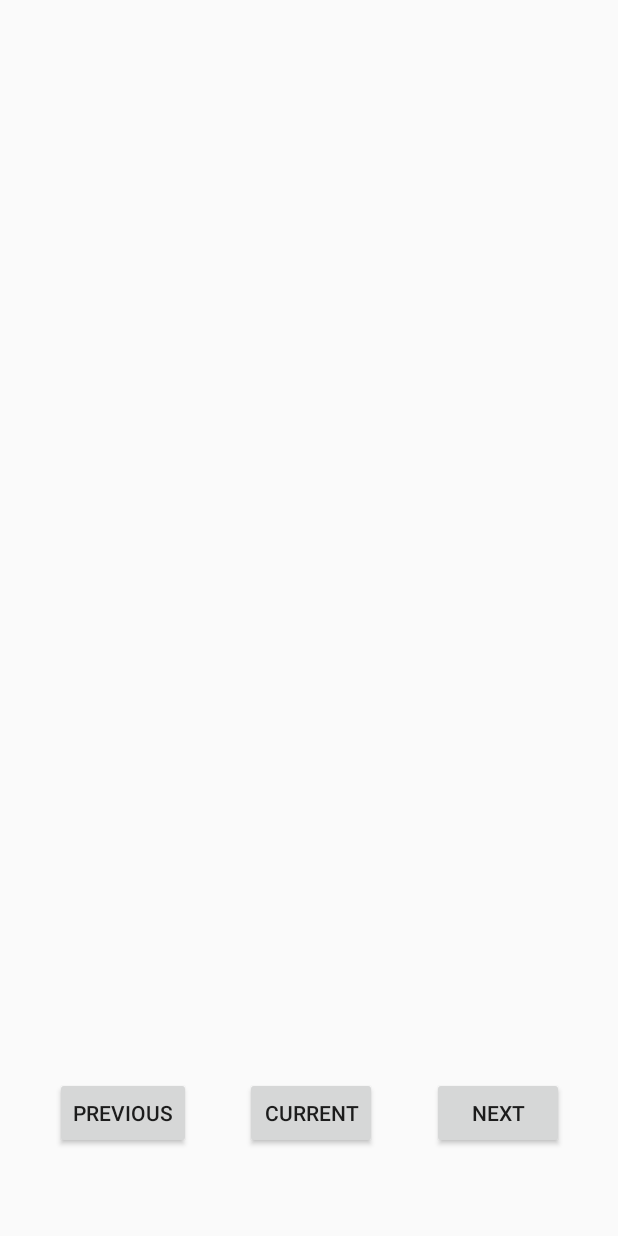
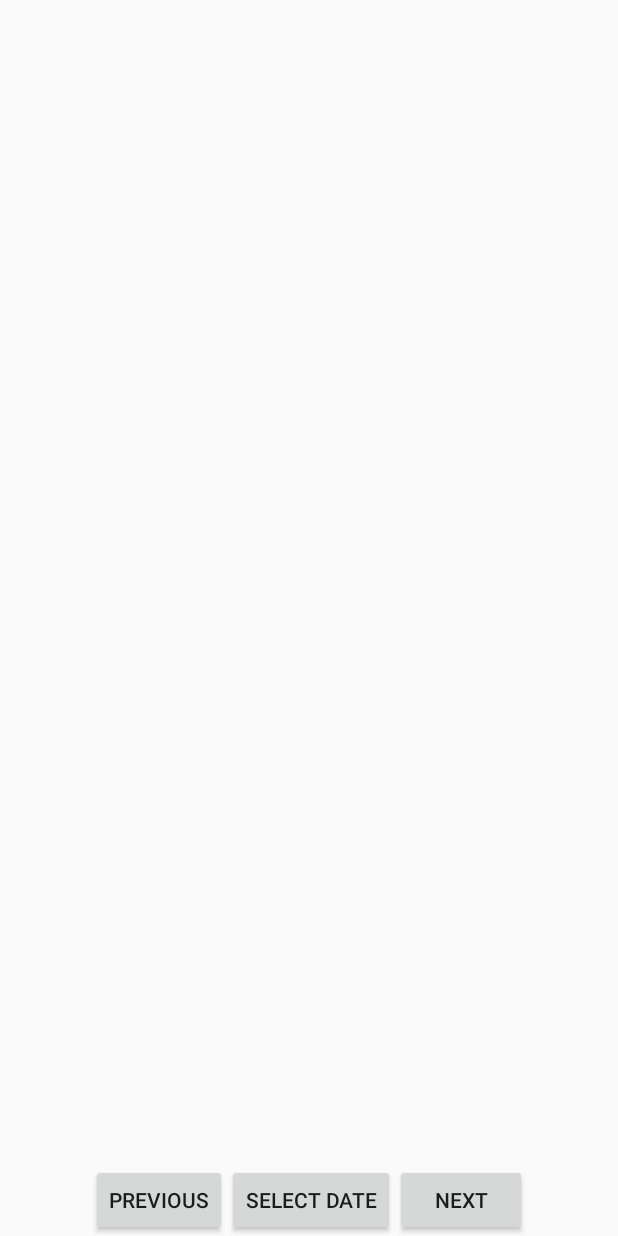
Before and after one commit to yvan-burrie-jcu/pancreart-app, an Android app: the layout activity_graph.xml on its own in the app's theme, with its tools: preview values and no code run, on a phone screen of 412 x 824 dp. Run offline under Robolectric (Android 15) with nearby library versions, the phone set to English and light mode, and no system bars.

Commit message:
Fix graph activity layout

```diff
--- a/app/src/main/res/layout/activity_graph.xml
+++ b/app/src/main/res/layout/activity_graph.xml
@@ -1,51 +1,59 @@
 <?xml version="1.0" encoding="utf-8"?>
-<androidx.constraintlayout.widget.ConstraintLayout xmlns:android="http://schemas.android.com/apk/res/android"
+
+<androidx.constraintlayout.widget.ConstraintLayout
+    xmlns:android="http://schemas.android.com/apk/res/android"
     xmlns:app="http://schemas.android.com/apk/res-auto"
     xmlns:tools="http://schemas.android.com/tools"
     android:layout_width="match_parent"
     android:layout_height="match_parent"
+    android:orientation="vertical"
     tools:context=".GraphActivity">
+
+    <androidx.appcompat.widget.Toolbar
+        android:id="@+id/graphToolbar"
+        android:layout_width="match_parent"
+        android:layout_height="wrap_content"
+        android:layout_gravity="top"
+        app:layout_constraintTop_toTopOf="parent">
+
+    </androidx.appcompat.widget.Toolbar>
 
     <FrameLayout
         android:id="@+id/fragmentContainer"
-        android:layout_width="343dp"
-        android:layout_height="525dp"
-        app:layout_constraintBottom_toBottomOf="parent"
-        app:layout_constraintLeft_toLeftOf="parent"
-        app:layout_constraintRight_toRightOf="parent"
-        app:layout_constraintTop_toTopOf="parent"
-        app:layout_constraintVertical_bias="0.448">
+        android:layout_width="match_parent"
+        android:layout_height="0dp"
+        app:layout_constraintBottom_toTopOf="@+id/graphButtons"
+        app:layout_constraintTop_toBottomOf="@+id/graphToolbar">
 
     </FrameLayout>
+
+    <LinearLayout
+        android:id="@+id/graphButtons"
+        android:layout_width="match_parent"
+        android:layout_height="wrap_content"
+        android:layout_gravity="bottom"
+        android:gravity="center_horizontal"
+        android:orientation="horizontal"
+        app:layout_constraintBottom_toBottomOf="parent">
 
         <Button
             android:id="@+id/previous_button"
             android:layout_width="wrap_content"
             android:layout_height="wrap_content"
-        android:text="@string/graph_previous"
-        app:layout_constraintBottom_toBottomOf="parent"
-        app:layout_constraintTop_toBottomOf="@id/fragmentContainer"
-        app:layout_constraintLeft_toLeftOf="parent"
-        app:layout_constraintRight_toLeftOf="@id/current_button"/>
+            android:text="@string/graph_previous" />
 
         <Button
             android:id="@+id/current_button"
             android:layout_width="wrap_content"
             android:layout_height="wrap_content"
-        android:text="@string/graph_current"
-        app:layout_constraintBottom_toBottomOf="parent"
-        app:layout_constraintTop_toBottomOf="@id/fragmentContainer"
-        app:layout_constraintLeft_toRightOf="@id/previous_button"
-        app:layout_constraintRight_toLeftOf="@id/next_button" />
+            android:text="Select Date" />
 
         <Button
             android:id="@+id/next_button"
             android:layout_width="wrap_content"
             android:layout_height="wrap_content"
-        android:text="@string/graph_next"
-        app:layout_constraintBottom_toBottomOf="parent"
-        app:layout_constraintTop_toBottomOf="@id/fragmentContainer"
-        app:layout_constraintRight_toRightOf="parent"
-        app:layout_constraintLeft_toRightOf="@id/current_button" />
+            android:text="@string/graph_next" />
+
+    </LinearLayout>
 
 </androidx.constraintlayout.widget.ConstraintLayout>
```
Lines whose indentation alone changed are shown as unchanged.
